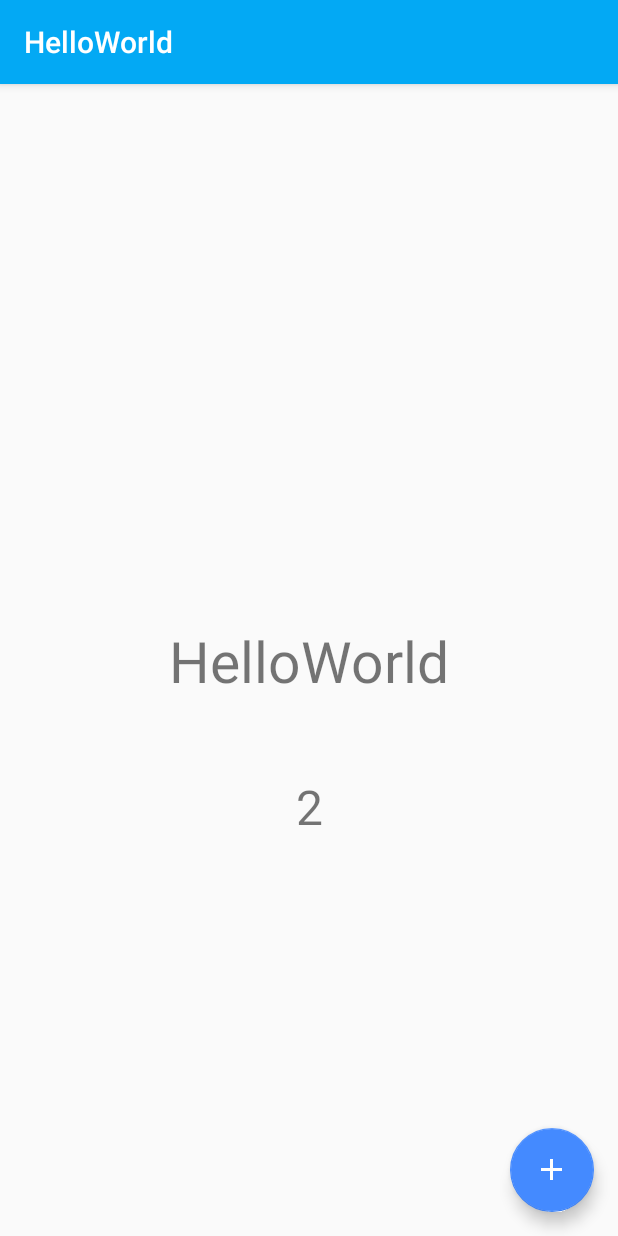
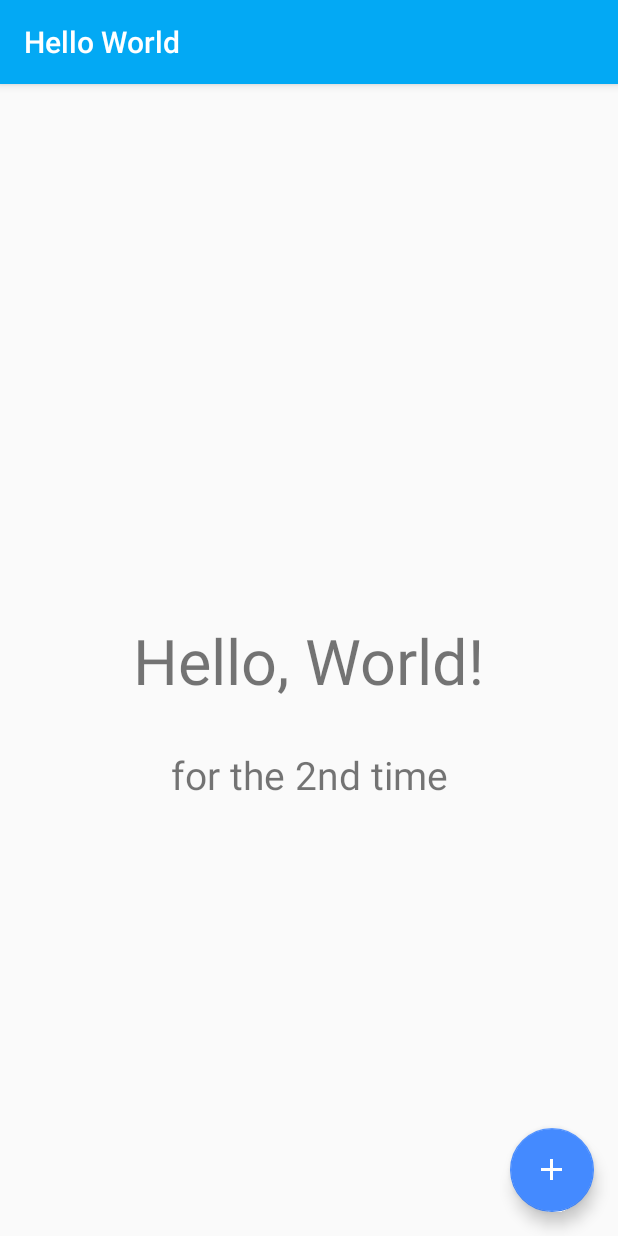
Before and after one commit to damiankacprzak/android_helloworld, an Android app: the screen it shows after launch (HelloWorldActivity), after a tap on an icon or button, on a phone screen of 412 x 824 dp. Run offline under Robolectric (Android 15) with nearby library versions, the phone set to English and light mode, and no system bars.

Commit message:
'Hello World' counter screen refactored.

```diff
--- /dev/null
+++ b/app/src/main/java/com/github/damiankacprzak/helloworld/domain/NumberToOrdinalConverter.java
@@ -0,0 +1,40 @@
+package com.github.damiankacprzak.helloworld.domain;
+
+public class NumberToOrdinalConverter {
+    public static String toOrdinal(int cardinal) {
+        if (cardinal <= 0) {
+            throw new IllegalArgumentException("Cardinal number must be positive.");
+        } else {
+            return applySuffixTo(cardinal);
+        }
+    }
+
+    private static String applySuffixTo(int cardinal) {
+        int lastDigit = cardinal % 10;
+        int last2Digits = cardinal % 100;
+
+        String suffix;
+
+        // case where final digit not control the suffix
+        if (last2Digits >= 11 && last2Digits <= 13) {
+            suffix = "th";
+        } else {
+            switch (lastDigit) {
+                case 1:
+                    suffix = "st";
+                    break;
+                case 2:
+                    suffix = "nd";
+                    break;
+                case 3:
+                    suffix = "rd";
+                    break;
+                default:
+                    suffix = "th";
+                    break;
+            }
+        }
+
+        return cardinal + suffix;
+    }
+}
--- a/app/src/main/java/com/github/damiankacprzak/helloworld/presentation/views/HelloWorldActivity.java
+++ b/app/src/main/java/com/github/damiankacprzak/helloworld/presentation/views/HelloWorldActivity.java
@@ -34,8 +34,8 @@ public class HelloWorldActivity extends AppCompatActivity implements HelloWorldC
     }
 
     @Override
-    public void updateCounter(int counter) {
-        ((TextView) findViewById(R.id.textView_counter)).setText(String.valueOf(counter));
+    public void updateCounter(String counter) {
+        ((TextView) findViewById(R.id.textView_counter)).setText(getResources().getString(R.string.for_the,counter));
     }
 
     @Override
--- a/app/src/main/java/com/github/damiankacprzak/helloworld/presentation/views/HelloWorldContract.java
+++ b/app/src/main/java/com/github/damiankacprzak/helloworld/presentation/views/HelloWorldContract.java
@@ -5,7 +5,7 @@ import com.github.damiankacprzak.helloworld.presentation.base.MvpView;
 
 public interface HelloWorldContract {
     interface View extends MvpView {
-        void updateCounter(int counter);
+        void updateCounter(String counter);
     }
 
     interface Presenter extends MvpPresenter<View> {
--- a/app/src/main/java/com/github/damiankacprzak/helloworld/presentation/views/HelloWorldPresenter.java
+++ b/app/src/main/java/com/github/damiankacprzak/helloworld/presentation/views/HelloWorldPresenter.java
@@ -1,5 +1,6 @@
 package com.github.damiankacprzak.helloworld.presentation.views;
 
+import com.github.damiankacprzak.helloworld.domain.NumberToOrdinalConverter;
 import com.github.damiankacprzak.helloworld.domain.HelloWorldPlayer;
 import com.github.damiankacprzak.helloworld.domain.model.Counter;
 import com.github.damiankacprzak.helloworld.domain.usecases.GetHelloWorldCounter;
@@ -32,7 +33,8 @@ public class HelloWorldPresenter extends BasePresenter<HelloWorldContract.View>
         super.attach(view);
 
         counter = getHelloWorldCounter.get();
-        view.updateCounter(counter.getValue());
+
+        view.updateCounter(NumberToOrdinalConverter.toOrdinal(counter.getValue()));
     }
 
     @Override
@@ -41,7 +43,7 @@ public class HelloWorldPresenter extends BasePresenter<HelloWorldContract.View>
 
             increaseHelloWorldCounter.increase(counter);
             saveHelloWorldCounter.save(counter);
-            view.updateCounter(counter.getValue());
+            view.updateCounter(NumberToOrdinalConverter.toOrdinal(counter.getValue()));
             helloWorldPlayer.play();
         }
     }
--- a/app/src/main/res/layout/helloworld_activity.xml
+++ b/app/src/main/res/layout/helloworld_activity.xml
@@ -13,8 +13,8 @@
             android:id="@+id/textView_helloworld"
             android:layout_width="wrap_content"
             android:layout_height="wrap_content"
-            android:text="@string/app_name"
-            android:textSize="38sp"
+            android:text="@string/hello_world"
+            android:textSize="42sp"
             app:layout_constraintBottom_toBottomOf="parent"
             app:layout_constraintLeft_toLeftOf="parent"
             app:layout_constraintRight_toRightOf="parent"
@@ -25,8 +25,8 @@
             android:layout_width="wrap_content"
             android:layout_height="wrap_content"
             android:text="0"
-            android:textSize="32sp"
-            android:layout_marginTop="50dp"
+            android:textSize="26sp"
+            android:layout_marginTop="30dp"
             app:layout_constraintLeft_toLeftOf="parent"
             app:layout_constraintRight_toRightOf="parent"
             app:layout_constraintTop_toBottomOf="@+id/textView_helloworld" />
--- a/app/src/main/res/values/strings.xml
+++ b/app/src/main/res/values/strings.xml
@@ -1,4 +1,5 @@
 <resources>
-    <string name="app_name">HelloWorld</string>
+    <string name="app_name">Hello World</string>
     <string name="hello_world">Hello, World!</string>
+    <string name="for_the">for the %1$s time</string>
 </resources>
```
